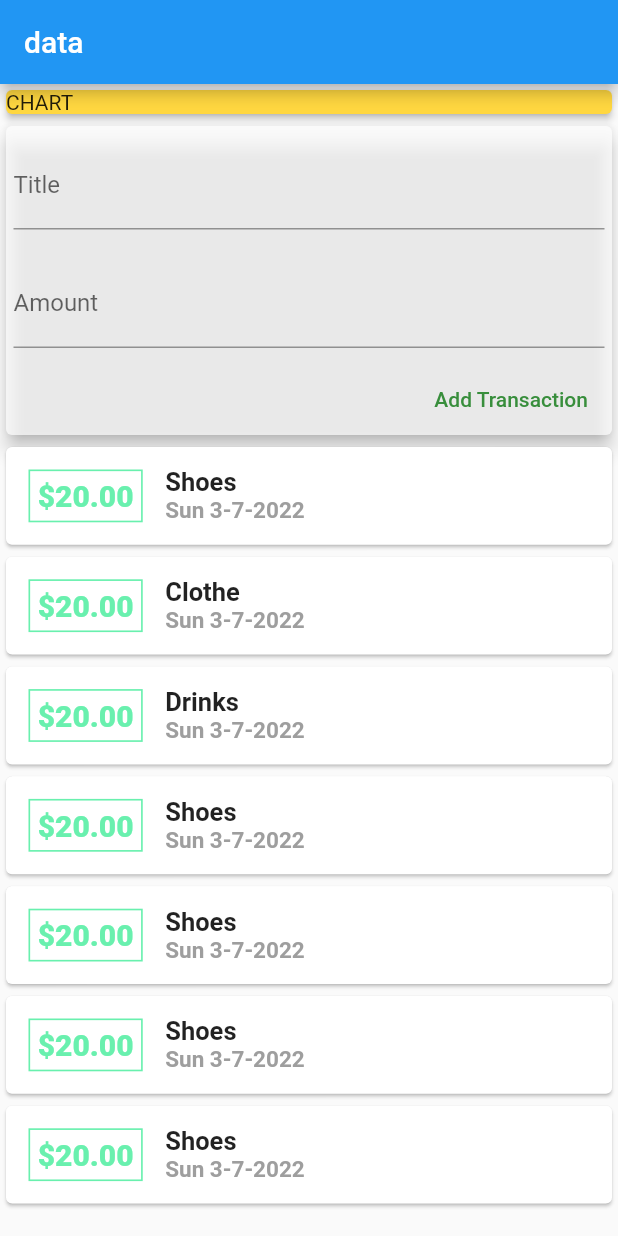
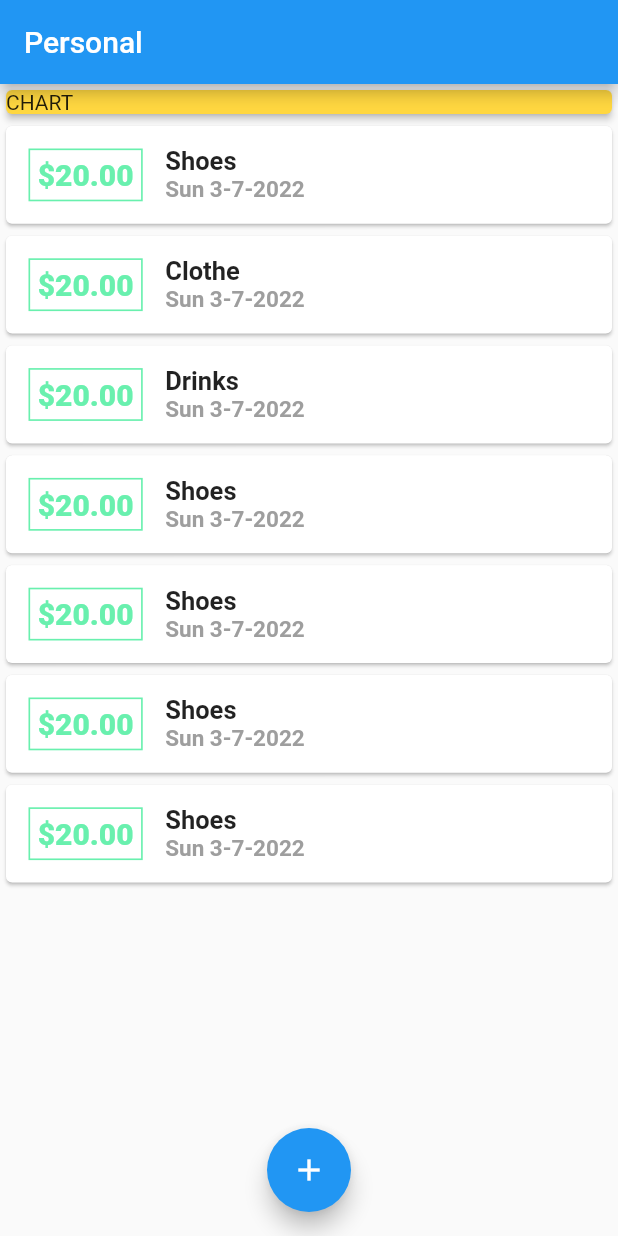
Before and after one commit to Lekki369/class_2, a Flutter app: the screen it shows after launch, on a phone screen of 412 x 824 dp. Run offline on Flutter 3.47's test engine with Material 2 defaults, Android fonts, the phone set to English and light mode, and no system bars.

Commit message:
Moved allthe content in user_transaction to main

```diff
--- a/lib/controller/user_transaction.dart
+++ /dev/null
@@ -1,80 +0,0 @@
-import '../models/transaction.dart';
-import '../views/transaction_list.dart';
-import 'package:flutter/material.dart';
-
-import '../views/new_transaction.dart';
-
-class UserTransaction extends StatefulWidget {
-  const UserTransaction({Key? key}) : super(key: key);
-
-  @override
-  State<UserTransaction> createState() => _UserTransactionState();
-}
-
-class _UserTransactionState extends State<UserTransaction> {
-  final List<Transaction> _transactions = [
-    Transaction(
-      amount: 20.0,
-      date: DateTime.now(),
-      id: 'a1',
-      title: 'Shoes',
-    ),
-    Transaction(
-      amount: 20.0,
-      date: DateTime.now(),
-      id: 'a1',
-      title: 'Clothe',
-    ),
-    Transaction(
-      amount: 20.0,
-      date: DateTime.now(),
-      id: 'a1',
-      title: 'Drinks',
-    ),
-    Transaction(
-      amount: 20.0,
-      date: DateTime.now(),
-      id: 'a1',
-      title: 'Shoes',
-    ),
-    Transaction(
-      amount: 20.0,
-      date: DateTime.now(),
-      id: 'a1',
-      title: 'Shoes',
-    ),
-    Transaction(
-      amount: 20.0,
-      date: DateTime.now(),
-      id: 'a1',
-      title: 'Shoes',
-    ),
-    Transaction(
-      amount: 20.0,
-      date: DateTime.now(),
-      id: 'a1',
-      title: 'Shoes',
-    ),
-  ];
-
-  void _addNewTransacton(String title, double amount) {
-    final newTx = Transaction(
-      amount: amount,
-      date: DateTime.now(),
-      id: 'id',
-      title: title,
-    );
-
-    setState(() {
-      _transactions.add(newTx);
-    });
-  }
-
-  @override
-  Widget build(BuildContext context) {
-    return Column(children: [
-      NewTransaction(call: _addNewTransacton),
-      TransactionList(transaction: _transactions),
-    ]);
-  }
-}
--- a/lib/main.dart
+++ b/lib/main.dart
@@ -1,25 +1,105 @@
 // ignore_for_file: use_key_in_widget_constructors, avoid_unnecessary_containers, prefer_const_constructors, prefer_const_literals_to_create_immutables, deprecated_member_use
 
-import 'package:class_2/controller/user_transaction.dart';
+import 'package:class_2/views/transaction_list.dart';
+
+import '../views/new_transaction.dart';
 
 import 'package:flutter/material.dart';
 
+import 'models/transaction.dart';
+
 void main() {
-  runApp(MyApp());
+  runApp(
+    MaterialApp(home: MyApp()),
+  );
 }
 
-class MyApp extends StatelessWidget {
-  // String? inputTitle;
-  // String? inputAmount;
+class MyApp extends StatefulWidget {
+  @override
+  State<MyApp> createState() => _MyAppState();
+}
 
-  //final List<Transaction> transaction = [
+class _MyAppState extends State<MyApp> {
+  final List<Transaction> _transactions = [
+    Transaction(
+      amount: 20.0,
+      date: DateTime.now(),
+      id: 'a1',
+      title: 'Shoes',
+    ),
+    Transaction(
+      amount: 20.0,
+      date: DateTime.now(),
+      id: 'a1',
+      title: 'Clothe',
+    ),
+    Transaction(
+      amount: 20.0,
+      date: DateTime.now(),
+      id: 'a1',
+      title: 'Drinks',
+    ),
+    Transaction(
+      amount: 20.0,
+      date: DateTime.now(),
+      id: 'a1',
+      title: 'Shoes',
+    ),
+    Transaction(
+      amount: 20.0,
+      date: DateTime.now(),
+      id: 'a1',
+      title: 'Shoes',
+    ),
+    Transaction(
+      amount: 20.0,
+      date: DateTime.now(),
+      id: 'a1',
+      title: 'Shoes',
+    ),
+    Transaction(
+      amount: 20.0,
+      date: DateTime.now(),
+      id: 'a1',
+      title: 'Shoes',
+    )
+  ];
+
+  void _addNewTransacton(String title, double amount) {
+    final newTx = Transaction(
+      amount: amount,
+      date: DateTime.now(),
+      id: 'id',
+      title: title,
+    );
+
+    setState(() {
+      _transactions.add(newTx);
+    });
+  }
+
+  void _startAddNewTransaction(BuildContext ctx) {
+    showModalBottomSheet(
+        context: ctx,
+        builder: (_) {
+          return GestureDetector(
+              onTap: null,
+              behavior: HitTestBehavior.opaque,
+              child: NewTransaction(call: _addNewTransacton));
+        });
+  }
 
   @override
   Widget build(BuildContext context) {
     return MaterialApp(
       home: Scaffold(
+        floatingActionButtonLocation: FloatingActionButtonLocation.centerFloat,
+        floatingActionButton: FloatingActionButton(
+          child: Icon(Icons.add),
+          onPressed: () => _startAddNewTransaction(context),
+        ),
         appBar: AppBar(
-          title: Text('data'),
+          title: Text('Personal'),
         ),
         body: SingleChildScrollView(
           //   keyboardDismissBehavior: ScrollViewKeyboardDismissBehavior.onDrag,
@@ -32,7 +112,7 @@ class MyApp extends StatelessWidget {
                 child: Text('CHART'),
               ),
             ),
-            UserTransaction()
+            TransactionList(transaction: _transactions)
           ]),
         ),
       ),
```
